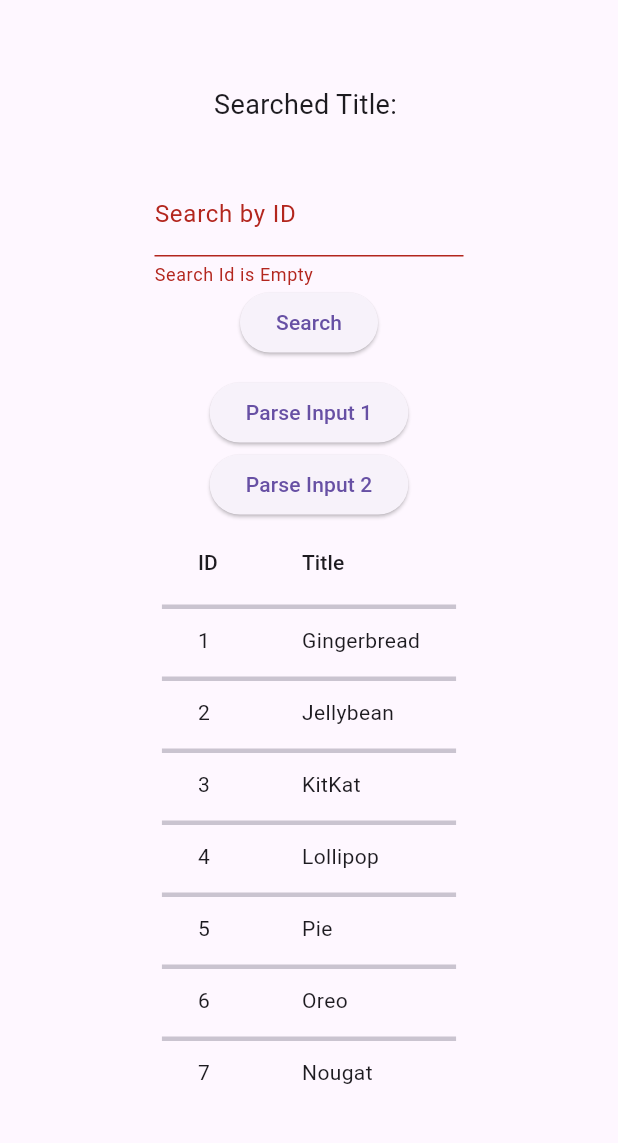
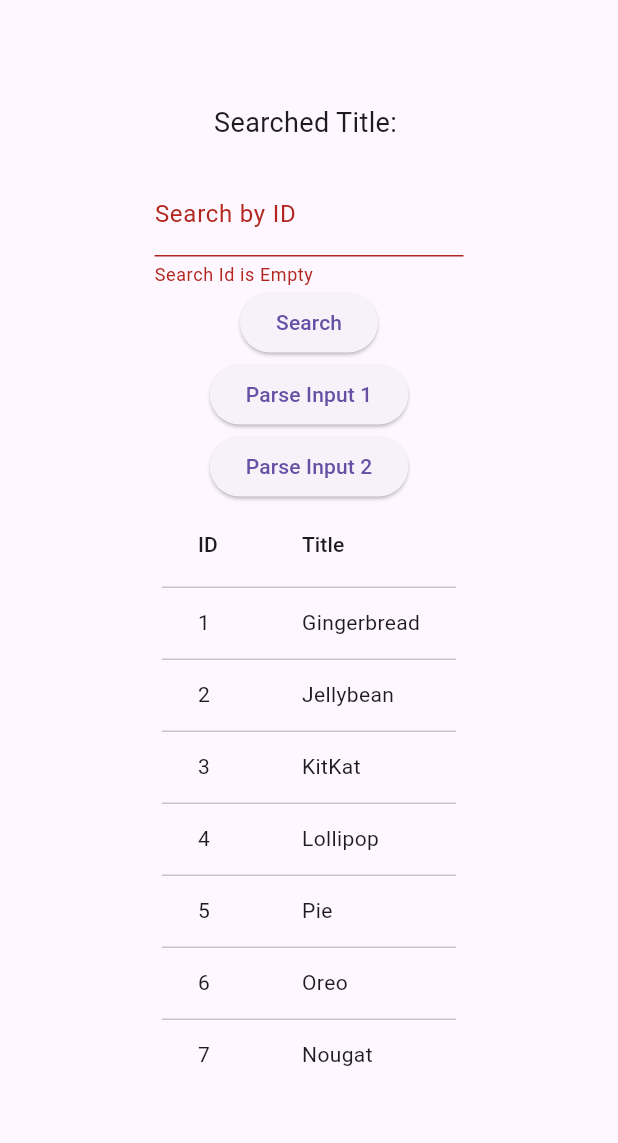
Before and after one commit to muied009/Json-Parse-Task, a Flutter app: the screen it shows after launch, after a tap on "Search", after a tap on "Parse Input 1", on a phone screen of 412 x 824 dp, the part 63-1206 px from its top. Run offline on Flutter 3.47's test engine with Material 3 defaults, Android fonts, the phone set to English and light mode, and no system bars.

Commit message:
small correction

```diff
--- /dev/null
+++ b/lib/androi_versions.dart
@@ -0,0 +1,16 @@
+class AndroidVersion {
+  AndroidVersion({
+    this.id,
+    this.title,
+  });
+
+  int? id;
+  String? title;
+
+  factory AndroidVersion.fromJson(Map<String, dynamic> json) {
+    return AndroidVersion(
+      id: json['id'],
+      title: json['title'],
+    );
+  }
+}
--- a/lib/json_parse_task.dart
+++ b/lib/json_parse_task.dart
@@ -1,5 +1,5 @@
+import 'dart:convert';
 import 'package:flutter/material.dart';
-import 'dart:convert';
 
 class JsonParseTask extends StatefulWidget {
   const JsonParseTask({super.key});
@@ -8,19 +8,48 @@ class JsonParseTask extends StatefulWidget {
   State<JsonParseTask> createState() => _JsonParseTaskState();
 }
 
+class AndroidVersion {
+  AndroidVersion({
+    this.id,
+    this.title,
+  });
+
+  int? id;
+  String? title;
+
+  factory AndroidVersion.fromJson(Map<String, dynamic> json) {
+    return AndroidVersion(
+      id: json['id'],
+      title: json['title'],
+    );
+  }
+}
+
 class _JsonParseTaskState extends State<JsonParseTask> {
   final String input1 = '''
     [
-      {"0":{"id":1,"title":"Gingerbread"},"1":{"id":2,"title":"Jellybean"},"3":{"id":3,"title":"KitKat"}},
-      [{"id":4,"title":"Lollipop"},{"id":5,"title":"Pie"},{"id":6,"title":"Oreo"},{"id":7,"title":"Nougat"}]
+      {"id":1,"title":"Gingerbread"},
+      {"id":2,"title":"Jellybean"},
+      {"id":3,"title":"KitKat"},
+      {"id":4,"title":"Lollipop"},
+      {"id":5,"title":"Pie"},
+      {"id":6,"title":"Oreo"},
+      {"id":7,"title":"Nougat"}
     ]
   ''';
 
   final String input2 = '''
     [
-      {"0":{"id":1,"title":"Gingerbread"},"1":{"id":2,"title":"Jellybean"},"3":{"id":3,"title":"KitKat"}},
-      {"0":{"id":8,"title":"Froyo"},"2":{"id":9,"title":"Éclair"},"3":{"id":10,"title":"Donut"}},
-      [{"id":4,"title":"Lollipop"},{"id":5,"title":"Pie"},{"id":6,"title":"Oreo"},{"id":7,"title":"Nougat"}]
+      {"id":1,"title":"Gingerbread"},
+      {"id":2,"title":"Jellybean"},
+      {"id":3,"title":"KitKat"},
+      {"id":8,"title":"Froyo"},
+      {"id":9,"title":"Éclair"},
+      {"id":10,"title":"Donut"},
+      {"id":4,"title":"Lollipop"},
+      {"id":5,"title":"Pie"},
+      {"id":6,"title":"Oreo"},
+      {"id":7,"title":"Nougat"}
     ]
   ''';
 
@@ -28,12 +57,27 @@ class _JsonParseTaskState extends State<JsonParseTask> {
   final TextEditingController _searchController = TextEditingController();
 
   String searchedTitle = '';
-  List<Map<String, dynamic>> dataTableData = [];
+  List<AndroidVersion> dataTableData = [];
 
   @override
   void dispose() {
     _searchController.dispose();
     super.dispose();
+  }
+
+  String searchById(int id) {
+    var jsonData = parseJson(input1);
+    for (var item in jsonData) {
+      if (item.id == id) {
+        return item.title!;
+      }
+    }
+    return 'Not found';
+  }
+
+  List<AndroidVersion> parseJson(String jsonInput) {
+    List<dynamic> data = jsonDecode(jsonInput);
+    return data.map((item) => AndroidVersion.fromJson(item)).toList();
   }
 
   @override
@@ -52,9 +96,7 @@ class _JsonParseTaskState extends State<JsonParseTask> {
                 style: const TextStyle(fontSize: 18),
               ),
               const SizedBox(height: 20),
-              Padding(
-                padding: const EdgeInsets.all(12.0),
-                child: SizedBox(
+              SizedBox(
                 width: MediaQuery.of(context).size.width / 2,
                 child: Form(
                   key: _formKey,
@@ -89,12 +131,10 @@ class _JsonParseTaskState extends State<JsonParseTask> {
                   ),
                 ),
               ),
-              ),
               ElevatedButton(
                 onPressed: () {
                   setState(() {
                     dataTableData = parseJson(input1);
-                    print(dataTableData);
                   });
                 },
                 child: const Text('Parse Input 1'),
@@ -103,23 +143,19 @@ class _JsonParseTaskState extends State<JsonParseTask> {
                 onPressed: () {
                   setState(() {
                     dataTableData = parseJson(input2);
-                    print(dataTableData);
                   });
                 },
                 child: const Text('Parse Input 2'),
               ),
               DataTable(
-                dividerThickness: 3,
                 columns: const [
                   DataColumn(label: Text('ID')),
                   DataColumn(label: Text('Title')),
                 ],
                 rows: dataTableData.map((item) {
-                  final id = item['id'];
-                  final title = item['title'];
                   return DataRow(cells: [
-                    DataCell(Text(id.toString())),
-                    DataCell(Text(title.toString())),
+                    DataCell(Text(item.id.toString())),
+                    DataCell(Text(item.title ?? '')),
                   ]);
                 }).toList(),
               ),
@@ -129,29 +165,4 @@ class _JsonParseTaskState extends State<JsonParseTask> {
       ),
     );
   }
-
-
-  String searchById(int id) {
-    var jsonData = parseJson(input1);
-    for (var item in jsonData) {
-      if (item['id'] == id) {
-        return item['title'];
 }
-    }
-    return 'Not found';
-  }
-
-  List<Map<String, dynamic>> parseJson(String jsonInput) {
-    List<dynamic> data = jsonDecode(jsonInput);
-    List<Map<String, dynamic>> result = [];
-
-    for (var item in data) {
-      if (item is Map<String, dynamic>) {
-        result.addAll(item.values.map((e) => Map<String, dynamic>.from(e)));
-      } else if (item is List<dynamic>) {
-        result.addAll(item.map((e) => Map<String, dynamic>.from(e)));
-      }
-    }
-    return result;
-  }
-}
```
Lines whose indentation alone changed are shown as unchanged.
